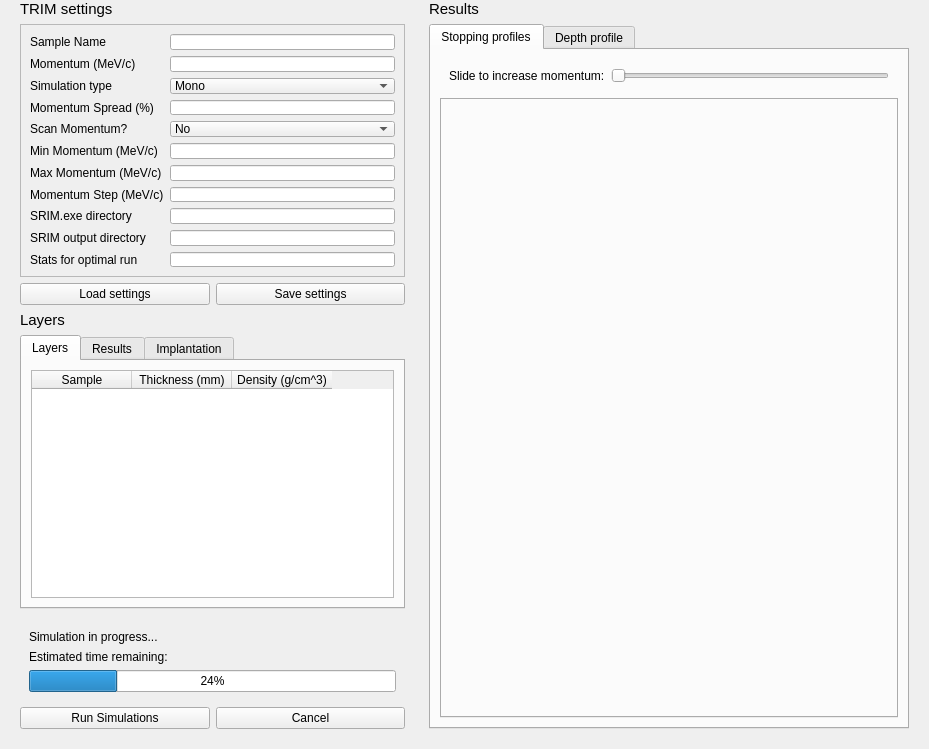
The window that src/EVA/gui/ui_files/trim.ui (ISISMuon/EVA) describes before a commit, drawn with Qt 5.
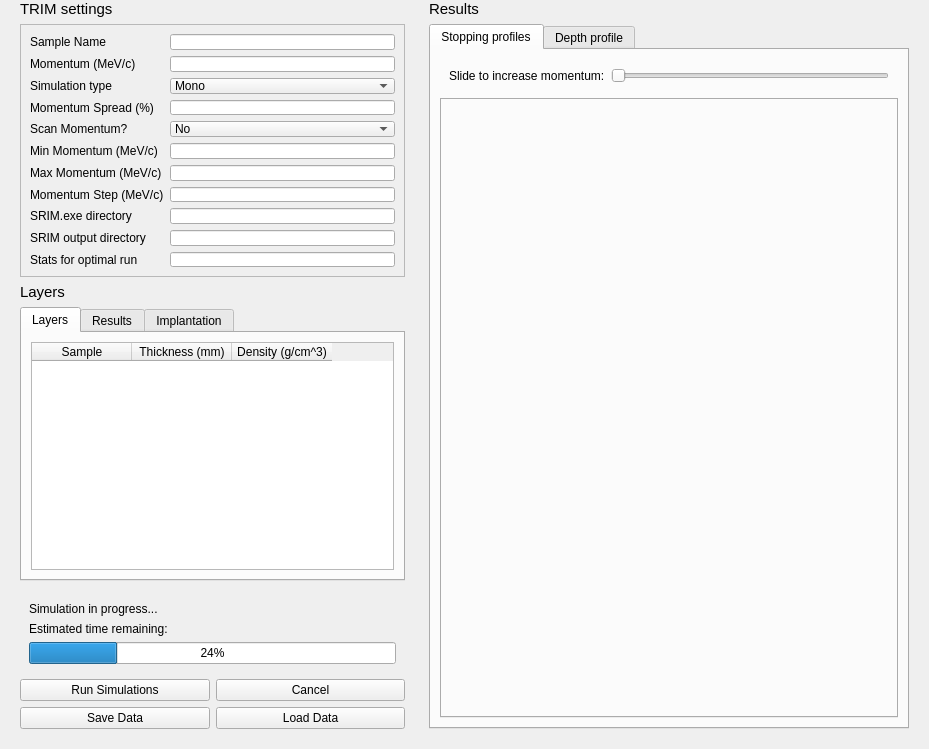
The same window after the commit. Custom widgets are drawn as their Qt base class.

Commit message: Rename save and load settings and move to bottom

Diff of the .ui file:
```diff
--- a/src/EVA/gui/ui_files/trim.ui
+++ b/src/EVA/gui/ui_files/trim.ui
@@ -197,38 +197,6 @@
         </layout>
        </widget>
       </item>
-      <item>
-       <widget class="QWidget" name="widget_3" native="true">
-        <layout class="QHBoxLayout" name="horizontalLayout_2">
-         <property name="leftMargin">
-          <number>0</number>
-         </property>
-         <property name="topMargin">
-          <number>0</number>
-         </property>
-         <property name="rightMargin">
-          <number>0</number>
-         </property>
-         <property name="bottomMargin">
-          <number>0</number>
-         </property>
-         <item>
-          <widget class="QPushButton" name="load_settings_btn">
-           <property name="text">
-            <string>Load settings</string>
-           </property>
-          </widget>
-         </item>
-         <item>
-          <widget class="QPushButton" name="save_settings_btn">
-           <property name="text">
-            <string>Save settings</string>
-           </property>
-          </widget>
-         </item>
-        </layout>
-       </widget>
-      </item>
       <item>
        <widget class="QLabel" name="label">
         <property name="font">
@@ -422,13 +390,6 @@
          <property name="bottomMargin">
           <number>0</number>
          </property>
-         <item row="0" column="0">
-          <widget class="QPushButton" name="run_sim_button">
-           <property name="text">
-            <string>Run Simulations</string>
-           </property>
-          </widget>
-         </item>
          <item row="0" column="3">
           <widget class="QPushButton" name="cancel_sim_button">
            <property name="text">
@@ -436,6 +397,45 @@
            </property>
           </widget>
          </item>
+         <item row="0" column="0">
+          <widget class="QPushButton" name="run_sim_button">
+           <property name="text">
+            <string>Run Simulations</string>
+           </property>
+          </widget>
+         </item>
+        </layout>
+       </widget>
+      </item>
+      <item>
+       <widget class="QWidget" name="widget_3" native="true">
+        <layout class="QHBoxLayout" name="horizontalLayout_2">
+         <property name="leftMargin">
+          <number>0</number>
+         </property>
+         <property name="topMargin">
+          <number>0</number>
+         </property>
+         <property name="rightMargin">
+          <number>0</number>
+         </property>
+         <property name="bottomMargin">
+          <number>0</number>
+         </property>
+         <item>
+          <widget class="QPushButton" name="save_settings_btn">
+           <property name="text">
+            <string>Save Data</string>
+           </property>
+          </widget>
+         </item>
+         <item>
+          <widget class="QPushButton" name="load_settings_btn">
+           <property name="text">
+            <string>Load Data</string>
+           </property>
+          </widget>
+         </item>
         </layout>
        </widget>
       </item>
@@ -556,17 +556,17 @@
   </layout>
  </widget>
  <customwidgets>
+  <customwidget>
+   <class>BaseTable</class>
+   <extends>QTableWidget</extends>
+   <header>EVA.gui.base.base_table</header>
+  </customwidget>
   <customwidget>
    <class>PlotWidget</class>
    <extends>QWidget</extends>
    <header location="global">EVA.gui.widgets.plot.plot_widget</header>
    <container>1</container>
   </customwidget>
-  <customwidget>
-   <class>BaseTable</class>
-   <extends>QTableWidget</extends>
-   <header>EVA.gui.base.base_table</header>
-  </customwidget>
  </customwidgets>
  <resources/>
  <connections/>
```
The commit also changes 1 other file.
